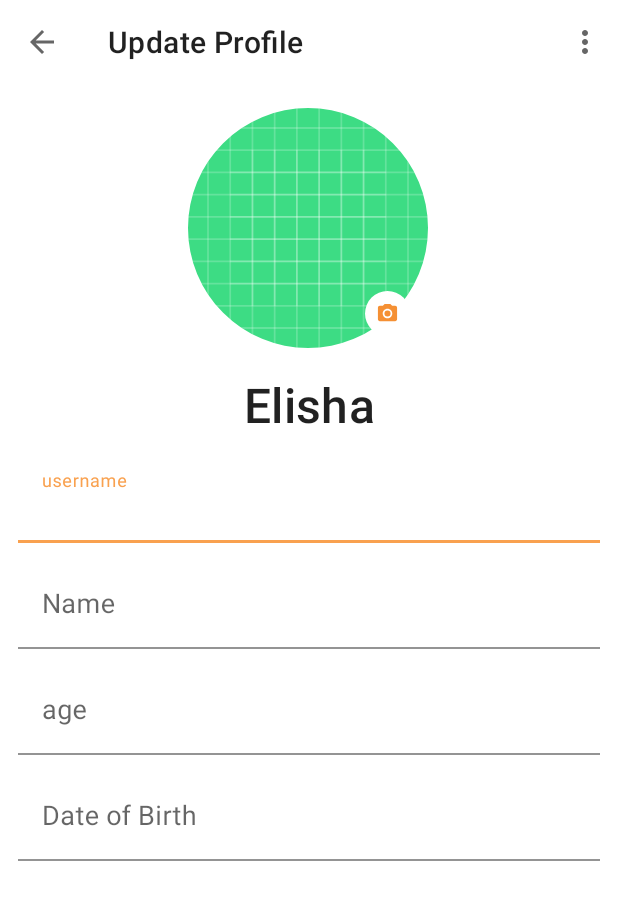
After one commit to Horizon733/Calm-App, an Android app: the UserProfileActivity screen opened directly, with no data from a screen before it, on a phone screen of 412 x 824 dp. The commit adds this screen. Shown: the top 900 px of the screen. Run offline under Robolectric (Android 15) with nearby library versions, the phone set to English and light mode, and no system bars.

Commit message:
added user profile with save and reset button

```diff
--- a/app/src/main/AndroidManifest.xml
+++ b/app/src/main/AndroidManifest.xml
@@ -1,7 +1,9 @@
 <?xml version="1.0" encoding="utf-8"?>
 <manifest xmlns:android="http://schemas.android.com/apk/res/android"
     package="com.example.calmapp">
-<uses-permission android:name="android.permission.INTERNET"/>
+
+    <uses-permission android:name="android.permission.INTERNET" />
+
     <application
         android:allowBackup="true"
         android:icon="@mipmap/ic_launcher"
@@ -9,7 +11,11 @@
         android:roundIcon="@mipmap/ic_launcher_round"
         android:supportsRtl="true"
         android:theme="@style/Theme.CalmApp">
-        <activity android:name=".HomeActivity"
+        <activity android:name=".UserProfileActivity"
+            android:parentActivityName=".HomeActivity"
+            android:label="Update Profile"></activity>
+        <activity
+            android:name=".HomeActivity"
             android:theme="@style/Theme.Home">
             <intent-filter>
                 <action android:name="android.intent.action.MAIN" />
@@ -17,16 +23,12 @@
                 <category android:name="android.intent.category.LAUNCHER" />
             </intent-filter>
         </activity>
-        <activity android:name=".MainActivity">
-
-        </activity>
-        <activity android:name=".SettingsActivity"
+        <activity android:name=".MainActivity"></activity>
+        <activity
+            android:name=".SettingsActivity"
+            android:label="Settings"
             android:parentActivityName=".HomeActivity"
-            android:label="Settings"
-
-            android:theme="@style/Theme.CalmApp">
-
-        </activity>
+            android:theme="@style/Theme.CalmApp"></activity>
     </application>
 
 </manifest>
--- a/app/src/main/java/com/example/calmapp/HomeActivity.kt
+++ b/app/src/main/java/com/example/calmapp/HomeActivity.kt
@@ -40,6 +40,10 @@ class HomeActivity : AppCompatActivity() {
         homeBinding.settingsFab.setOnClickListener {
             startActivity(Intent(applicationContext,SettingsActivity::class.java))
         }
+        homeBinding.toolbarHome.setOnClickListener {
+            val profileIntent = Intent(this,UserProfileActivity::class.java)
+            startActivity(profileIntent)
+        }
     }
 
     private fun onMenuButtonClicked() {
--- /dev/null
+++ b/app/src/main/java/com/example/calmapp/UserProfileActivity.kt
@@ -0,0 +1,26 @@
+package com.example.calmapp
+
+import androidx.appcompat.app.AppCompatActivity
+import android.os.Bundle
+import android.view.Menu
+import com.example.calmapp.databinding.ActivityUserProfileBinding
+
+class UserProfileActivity : AppCompatActivity() {
+    private lateinit var userProfileBinding: ActivityUserProfileBinding
+    override fun onCreate(savedInstanceState: Bundle?) {
+        super.onCreate(savedInstanceState)
+        userProfileBinding = ActivityUserProfileBinding.inflate(layoutInflater)
+        setContentView(userProfileBinding.root)
+        setSupportActionBar(userProfileBinding.userProfileToolbar)
+        supportActionBar?.setDisplayHomeAsUpEnabled(true)
+        supportActionBar?.setDisplayShowHomeEnabled(true)
+    }
+
+    override fun onCreateOptionsMenu(menu: Menu?): Boolean {
+        val optionsMenu = menuInflater
+        optionsMenu.inflate(R.menu.user_profile_menu, menu)
+
+        return true
+
+    }
+}
--- /dev/null
+++ b/app/src/main/res/drawable/camera_circle.xml
@@ -0,0 +1,12 @@
+<?xml version="1.0" encoding="utf-8"?>
+<layer-list xmlns:android="http://schemas.android.com/apk/res/android">
+    <item>
+        <shape android:shape="oval">
+        <size android:width="30dp" android:height="30dp"/>
+        <solid android:color="@color/white"/>
+        </shape>
+    </item>
+    <item android:drawable="@drawable/ic_camera" android:gravity="center" android:width="15dp" android:height="15dp">
+
+    </item>
+</layer-list>
--- /dev/null
+++ b/app/src/main/res/drawable/circle.xml
@@ -0,0 +1,6 @@
+<?xml version="1.0" encoding="utf-8"?>
+<shape xmlns:android="http://schemas.android.com/apk/res/android" android:shape="oval"
+    >
+    <size android:width="160dp" android:height="160dp"/>
+<solid android:color="@color/gray"/>
+</shape>
--- /dev/null
+++ b/app/src/main/res/drawable/ic_baseline_check_24.xml
@@ -0,0 +1,10 @@
+<vector xmlns:android="http://schemas.android.com/apk/res/android"
+    android:width="24dp"
+    android:height="24dp"
+    android:viewportWidth="24"
+    android:viewportHeight="24"
+    android:tint="?attr/colorControlNormal">
+  <path
+      android:fillColor="@android:color/white"
+      android:pathData="M9,16.17L4.83,12l-1.42,1.41L9,19 21,7l-1.41,-1.41z"/>
+</vector>
--- /dev/null
+++ b/app/src/main/res/drawable/ic_camera.xml
@@ -0,0 +1,13 @@
+<vector xmlns:android="http://schemas.android.com/apk/res/android"
+    android:width="24dp"
+    android:height="24dp"
+    android:viewportWidth="24"
+    android:viewportHeight="24"
+    android:tint="@color/orange">
+  <path
+      android:fillColor="@android:color/white"
+      android:pathData="M12,12m-3.2,0a3.2,3.2 0,1 1,6.4 0a3.2,3.2 0,1 1,-6.4 0"/>
+  <path
+      android:fillColor="@android:color/white"
+      android:pathData="M9,2L7.17,4L4,4c-1.1,0 -2,0.9 -2,2v12c0,1.1 0.9,2 2,2h16c1.1,0 2,-0.9 2,-2L22,6c0,-1.1 -0.9,-2 -2,-2h-3.17L15,2L9,2zM12,17c-2.76,0 -5,-2.24 -5,-5s2.24,-5 5,-5 5,2.24 5,5 -2.24,5 -5,5z"/>
+</vector>
--- /dev/null
+++ b/app/src/main/res/layout/activity_user_profile.xml
@@ -0,0 +1,128 @@
+<?xml version="1.0" encoding="utf-8"?>
+<androidx.constraintlayout.widget.ConstraintLayout xmlns:android="http://schemas.android.com/apk/res/android"
+    xmlns:app="http://schemas.android.com/apk/res-auto"
+    xmlns:tools="http://schemas.android.com/tools"
+    android:layout_width="match_parent"
+    android:layout_height="match_parent"
+    tools:context=".UserProfileActivity">
+    <com.google.android.material.appbar.AppBarLayout
+        android:id="@+id/user_profile_appbar"
+        android:layout_width="match_parent"
+        android:layout_height="wrap_content"
+        android:background="@android:color/transparent"
+        app:elevation="0dp"
+        app:layout_constraintEnd_toEndOf="parent"
+        app:layout_constraintStart_toStartOf="parent"
+        app:layout_constraintTop_toTopOf="parent">
+
+        <androidx.appcompat.widget.Toolbar
+            android:id="@+id/user_profile_toolbar"
+            android:layout_width="match_parent"
+            android:layout_height="?attr/actionBarSize"
+            android:background="@android:color/transparent"
+            app:elevation="0dp">
+
+        </androidx.appcompat.widget.Toolbar>
+    </com.google.android.material.appbar.AppBarLayout>
+
+    <com.google.android.material.imageview.ShapeableImageView
+        android:id="@+id/user_profile_img"
+        android:layout_width="160dp"
+        android:layout_height="160dp"
+        android:layout_marginTop="16dp"
+        android:background="@drawable/ic_launcher_background"
+        app:layout_constraintEnd_toEndOf="parent"
+        app:layout_constraintHorizontal_bias="0.498"
+        app:layout_constraintStart_toStartOf="parent"
+        app:layout_constraintTop_toBottomOf="@+id/user_profile_appbar"
+        app:shapeAppearanceOverlay="@style/circleImageView"
+        tools:background="@drawable/circle" />
+
+    <ImageView
+        android:layout_width="30dp"
+        android:layout_height="30dp"
+        android:layout_marginEnd="12dp"
+        android:layout_marginBottom="8dp"
+        android:background="@drawable/camera_circle"
+        app:layout_constraintBottom_toBottomOf="@+id/user_profile_img"
+        app:layout_constraintEnd_toEndOf="@+id/user_profile_img" />
+
+    <TextView
+        android:id="@+id/username_tv"
+        android:layout_width="match_parent"
+        android:layout_height="wrap_content"
+        android:layout_marginTop="16dp"
+        android:text="Elisha"
+        android:textAlignment="center"
+        android:textAppearance="@style/TextAppearance.MaterialComponents.Subtitle2"
+        android:textSize="32sp"
+        app:layout_constraintTop_toBottomOf="@+id/user_profile_img"
+        tools:layout_editor_absoluteX="0dp" />
+
+    <com.google.android.material.textfield.TextInputLayout
+        android:id="@+id/username_et_ti"
+        android:layout_width="match_parent"
+        android:layout_height="wrap_content"
+        android:hint="@string/username"
+        android:layout_margin="12dp"
+        app:layout_constraintEnd_toEndOf="parent"
+        app:layout_constraintStart_toStartOf="parent"
+        app:layout_constraintTop_toBottomOf="@+id/username_tv">
+        <EditText
+            android:id="@+id/username_et"
+            style="@style/user_profile_input_field"
+            android:background="@android:color/transparent"
+            android:inputType="text"
+             />
+    </com.google.android.material.textfield.TextInputLayout>
+
+
+    <com.google.android.material.textfield.TextInputLayout
+        android:id="@+id/name_et_ti"
+        android:layout_width="match_parent"
+        android:layout_height="wrap_content"
+        android:hint="@string/name"
+        android:layout_margin="12dp"
+        app:layout_constraintEnd_toEndOf="parent"
+        app:layout_constraintStart_toStartOf="parent"
+        app:layout_constraintTop_toBottomOf="@+id/username_et_ti">
+    <EditText
+        android:id="@+id/name_et"
+        style="@style/user_profile_input_field"
+        android:background="@android:color/transparent"
+        android:inputType="text" />
+    </com.google.android.material.textfield.TextInputLayout>
+
+    <com.google.android.material.textfield.TextInputLayout
+        android:id="@+id/age_et_ti"
+        android:layout_width="match_parent"
+        android:layout_height="wrap_content"
+        android:hint="@string/age"
+        android:layout_margin="12dp"
+        app:layout_constraintEnd_toEndOf="parent"
+        app:layout_constraintStart_toStartOf="parent"
+        app:layout_constraintTop_toBottomOf="@+id/name_et_ti">
+    <EditText
+        android:id="@+id/age_et"
+        style="@style/user_profile_input_field"
+        android:background="@android:color/transparent"
+        android:inputType="number"
+        android:maxLength="3" />
+    </com.google.android.material.textfield.TextInputLayout>
+
+
+    <com.google.android.material.textfield.TextInputLayout
+        android:id="@+id/dob_et_ti"
+        android:layout_width="match_parent"
+        android:layout_height="wrap_content"
+        android:hint="@string/dob"
+        android:layout_margin="12dp"
+        app:layout_constraintEnd_toEndOf="parent"
+        app:layout_constraintStart_toStartOf="parent"
+        app:layout_constraintTop_toBottomOf="@+id/age_et_ti">
+    <EditText
+        android:id="@+id/dob_et"
+        android:background="@android:color/transparent"
+        style="@style/user_profile_input_field" />
+    </com.google.android.material.textfield.TextInputLayout>
+</androidx.constraintlayout.widget.ConstraintLayout>
--- /dev/null
+++ b/app/src/main/res/menu/user_profile_menu.xml
@@ -0,0 +1,11 @@
+<?xml version="1.0" encoding="utf-8"?>
+<menu xmlns:app="http://schemas.android.com/apk/res-auto"
+    xmlns:android="http://schemas.android.com/apk/res/android">
+    <item android:id="@+id/new_game"
+        android:icon="@drawable/ic_baseline_check_24"
+        android:title="@string/save"
+        app:showAsAction="never" />
+    <item android:id="@+id/help"
+        android:icon="@drawable/ic_baseline_close_24"
+        android:title="@string/close" />
+</menu>
--- a/app/src/main/res/values/strings.xml
+++ b/app/src/main/res/values/strings.xml
@@ -12,4 +12,10 @@
     <string name="dark_mode">Dark Mode</string>
     <string name="sleep_reminder">Sleep Reminder</string>
     <string name="meditation_reminder">Meditation Reminder</string>
+    <string name="username">username</string>
+    <string name="name">Name</string>
+    <string name="age">age</string>
+    <string name="dob">Date of Birth</string>
+    <string name="save">Save</string>
+    <string name="close">Close and Reset</string>
 </resources>
--- a/app/src/main/res/values/themes.xml
+++ b/app/src/main/res/values/themes.xml
@@ -45,6 +45,17 @@
 
     </style>
 
+    <style name="ShapeAppearanceOverlay.MyApp.Button.Circle" parent="">
+        <item name="cornerFamily">rounded</item>
+        <item name="cornerSize">50%</item>
+    </style>
 
+    <style name="user_profile_input_field">
+        <item name="android:layout_width">match_parent</item>
+        <item name="android:layout_height">wrap_content</item>
+        <item name="android:textColor">@color/text_color</item>
+        <item name="android:textSize">18sp</item>
+        <item name="android:textColorHint">@color/gray</item>
+    </style>
 
 </resources>
```
